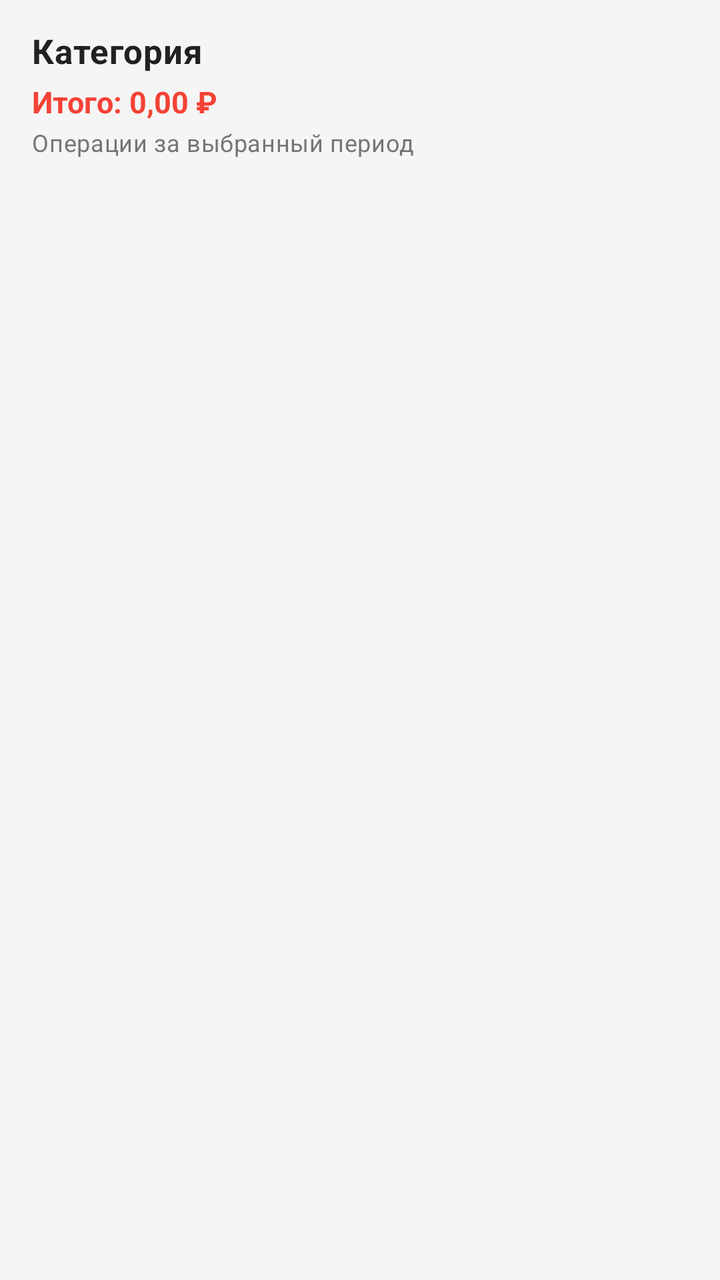
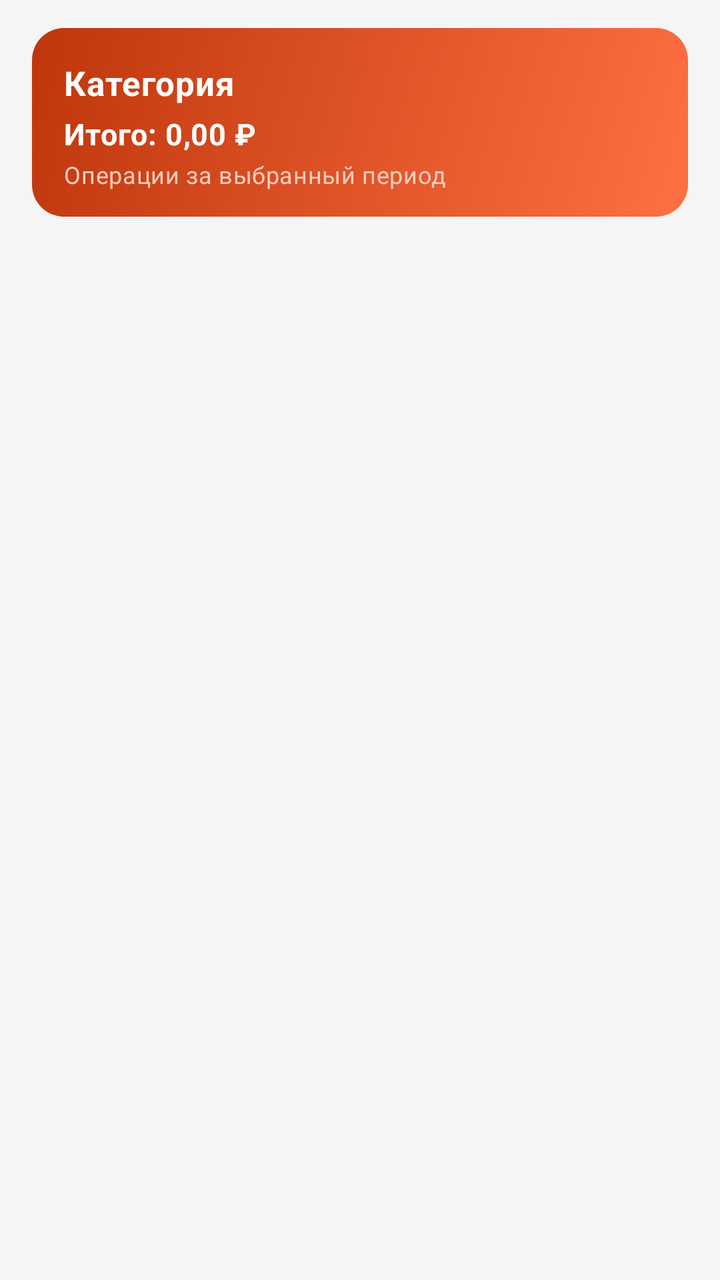

The first picture is an Android layout as it rendered before a commit; the second is the same layout after the commit. The layout source and the unified diff follow.
<!-- AndroidManifest.xml: application theme Theme.MyBudget -->
<!-- res/layout/dialog_statistics_category_details.xml -->
<?xml version="1.0" encoding="utf-8"?>
<LinearLayout xmlns:android="http://schemas.android.com/apk/res/android"
    android:orientation="vertical"
    android:paddingTop="14dp"
    android:paddingBottom="@dimen/space_12"
    android:layout_width="match_parent"
    android:layout_height="wrap_content"
    android:paddingStart="@dimen/space_16"
    android:paddingEnd="@dimen/space_16">
    <TextView
        android:textSize="17sp"
        android:id="@+id/categorySheetTitle"
        android:layout_width="match_parent"
        android:layout_height="wrap_content"
        android:text="@string/stats_dialog_category"
        style="@style/Text.MyBudget.Title"/>
    <TextView
        android:textSize="15sp"
        android:textStyle="bold"
        android:textColor="@color/expense_red"
        android:id="@+id/categorySheetTotal"
        android:layout_width="match_parent"
        android:layout_height="wrap_content"
        android:layout_marginTop="@dimen/space_4"
        android:text="@string/stats_dialog_total_default"/>
    <TextView
        android:id="@+id/categorySheetSubtitle"
        android:layout_width="match_parent"
        android:layout_height="wrap_content"
        android:layout_marginTop="@dimen/space_2"
        android:text="@string/stats_dialog_operations"
        style="@style/Text.MyBudget.Subtitle"/>
    <androidx.recyclerview.widget.RecyclerView
        android:id="@+id/categorySheetRecycler"
        android:paddingBottom="@dimen/space_8"
        android:clipToPadding="false"
        android:layout_width="match_parent"
        android:layout_height="360dp"
        android:layout_marginTop="@dimen/space_10"/>
    <TextView
        android:textSize="13sp"
        android:gravity="center"
        android:id="@+id/categorySheetEmpty"
        android:visibility="gone"
        android:layout_width="match_parent"
        android:layout_height="wrap_content"
        android:text="@string/stats_dialog_no_operations"
        style="@style/Text.MyBudget.Subtitle"/>
</LinearLayout>
<!-- resources referenced by this layout -->
<resources>
  <color name="expense_red">#f44336</color>
  <dimen name="space_10">10dp</dimen>
  <dimen name="space_12">12dp</dimen>
  <dimen name="space_16">16dp</dimen>
  <dimen name="space_2">2dp</dimen>
  <dimen name="space_4">4dp</dimen>
  <dimen name="space_8">8dp</dimen>
  <string name="stats_dialog_category">Категория</string>
  <string name="stats_dialog_no_operations">Нет операций</string>
  <string name="stats_dialog_operations">Операции за выбранный период</string>
  <string name="stats_dialog_total_default">Итого: 0,00 ₽</string>
  <style name="Text.MyBudget.Subtitle" parent="@style/Text.MyBudget">
      <item name="android:textSize">12sp</item>
      <item name="android:textColor">@color/text_secondary</item>
    </style>
  <style name="Text.MyBudget.Title" parent="@style/Text.MyBudget">
      <item name="android:textSize">18sp</item>
      <item name="android:textStyle">bold</item>
      <item name="android:textColor">@color/text_primary</item>
    </style>
  <style name="Theme.MyBudget" parent="@style/Base.Theme.MyBudget" />
  <style name="Text.MyBudget" parent="@style/TextAppearance.Material3.BodyMedium" />
  <color name="text_secondary">#757575</color>
  <color name="text_primary">#212121</color>
  <style name="Base.Theme.MyBudget" parent="@style/Theme.Material3.DayNight.NoActionBar">
      <item name="android:colorBackground">@color/background_light</item>
      <item name="colorOnPrimary">@color/md_theme_onPrimary</item>
      <item name="colorOnSurface">@color/md_theme_onSurface</item>
      <item name="colorOutline">@color/md_theme_outline</item>
      <item name="colorPrimary">@color/md_theme_primary</item>
      <item name="colorSurface">@color/md_theme_surface</item>
      <item name="colorSurfaceVariant">@color/md_theme_surfaceVariant</item>
    </style>
  <color name="background_light">#f5f5f5</color>
  <color name="md_theme_onPrimary">#ffffff</color>
  <color name="md_theme_onSurface">#1d1b20</color>
  <color name="md_theme_outline">#79747e</color>
  <color name="md_theme_primary">#6750a4</color>
  <color name="md_theme_surface">#ffffff</color>
  <color name="md_theme_surfaceVariant">#e7e0ec</color>
</resources>

<!-- the commit's change to res/layout/dialog_statistics_category_details.xml (unified diff, before → after) -->
@@ -1,49 +1,65 @@
 <?xml version="1.0" encoding="utf-8"?>
-<LinearLayout xmlns:android="http://schemas.android.com/apk/res/android"
-    android:orientation="vertical"
-    android:paddingTop="14dp"
-    android:paddingBottom="@dimen/space_12"
+<LinearLayout xmlns:android="http://schemas.android.com/apk/res/android" xmlns:app="http://schemas.android.com/apk/res-auto"
     android:layout_width="match_parent"
     android:layout_height="wrap_content"
+    android:orientation="vertical"
     android:paddingStart="@dimen/space_16"
-    android:paddingEnd="@dimen/space_16">
-    <TextView
-        android:textSize="17sp"
-        android:id="@+id/categorySheetTitle"
+    android:paddingTop="14dp"
+    android:paddingEnd="@dimen/space_16"
+    android:paddingBottom="@dimen/space_12">
+    <androidx.cardview.widget.CardView
         android:layout_width="match_parent"
         android:layout_height="wrap_content"
-        android:text="@string/stats_dialog_category"
-        style="@style/Text.MyBudget.Title"/>
+        android:layout_marginBottom="@dimen/space_12"
+        app:cardBackgroundColor="@android:color/transparent"
+        app:cardElevation="0dp">
+        <LinearLayout
+            android:layout_width="match_parent"
+            android:layout_height="wrap_content"
+            android:background="@drawable/statistics_hero_card_bg"
+            android:orientation="vertical"
+            android:padding="@dimen/space_16">
+            <TextView
+                android:id="@+id/categorySheetTitle"
+                android:layout_width="match_parent"
+                android:layout_height="wrap_content"
+                android:text="@string/stats_dialog_category"
+                android:textColor="@color/main_hero_text_primary"
+                android:textSize="17sp"
+                style="@style/Text.MyBudget.Title" />
+            <TextView
+                android:id="@+id/categorySheetTotal"
+                android:layout_width="match_parent"
+                android:layout_height="wrap_content"
+                android:layout_marginTop="@dimen/space_4"
+                android:text="@string/stats_dialog_total_default"
+                android:textColor="@color/main_hero_text_primary"
+                android:textSize="15sp"
+                android:textStyle="bold"
+                style="@style/Text.MyBudget.Amount" />
+            <TextView
+                android:id="@+id/categorySheetSubtitle"
+                android:layout_width="match_parent"
+                android:layout_height="wrap_content"
+                android:layout_marginTop="@dimen/space_2"
+                android:text="@string/stats_dialog_operations"
+                android:textColor="@color/statistics_hero_text_secondary"
+                style="@style/Text.MyBudget.Subtitle" />
+        </LinearLayout>
+    </androidx.cardview.widget.CardView>
+    <androidx.recyclerview.widget.RecyclerView
+        android:id="@+id/categorySheetRecycler"
+        android:layout_width="match_parent"
+        android:layout_height="360dp"
+        android:clipToPadding="false"
+        android:paddingBottom="@dimen/space_8" />
     <TextView
-        android:textSize="15sp"
-        android:textStyle="bold"
-        android:textColor="@color/expense_red"
-        android:id="@+id/categorySheetTotal"
+        android:id="@+id/categorySheetEmpty"
         android:layout_width="match_parent"
         android:layout_height="wrap_content"
-        android:layout_marginTop="@dimen/space_4"
-        android:text="@string/stats_dialog_total_default"/>
-    <TextView
-        android:id="@+id/categorySheetSubtitle"
-        android:layout_width="match_parent"
-        android:layout_height="wrap_content"
-        android:layout_marginTop="@dimen/space_2"
-        android:text="@string/stats_dialog_operations"
-        style="@style/Text.MyBudget.Subtitle"/>
-    <androidx.recyclerview.widget.RecyclerView
-        android:id="@+id/categorySheetRecycler"
-        android:paddingBottom="@dimen/space_8"
-        android:clipToPadding="false"
-        android:layout_width="match_parent"
-        android:layout_height="360dp"
-        android:layout_marginTop="@dimen/space_10"/>
-    <TextView
+        android:gravity="center"
+        android:text="@string/stats_dialog_no_operations"
         android:textSize="13sp"
-        android:gravity="center"
-        android:id="@+id/categorySheetEmpty"
         android:visibility="gone"
-        android:layout_width="match_parent"
-        android:layout_height="wrap_content"
-        android:text="@string/stats_dialog_no_operations"
-        style="@style/Text.MyBudget.Subtitle"/>
+        style="@style/Text.MyBudget.Subtitle" />
 </LinearLayout>
<!-- resource entries referenced after the edit -->
@@ -1,16 +1,43 @@
 <!-- resources referenced by this layout -->
 <resources>
-  <color name="expense_red">#f44336</color>
-  <dimen name="space_10">10dp</dimen>
+  <color name="main_hero_text_primary">#ffffff</color>
+  <color name="statistics_hero_text_secondary">#ffccbc</color>
   <dimen name="space_12">12dp</dimen>
   <dimen name="space_16">16dp</dimen>
   <dimen name="space_2">2dp</dimen>
   <dimen name="space_4">4dp</dimen>
   <dimen name="space_8">8dp</dimen>
+  <!-- drawable statistics_hero_card_bg (drawable) -->
+  <?xml version="1.0" encoding="utf-8"?>
+  <layer-list xmlns:android="http://schemas.android.com/apk/res/android">
+      <item
+          android:bottom="3dp"
+          android:left="1dp"
+          android:right="1dp">
+          <shape android:shape="rectangle">
+              <solid android:color="#40000000" />
+              <corners android:radius="@dimen/radius_16" />
+          </shape>
+      </item>
+      <item android:bottom="3dp">
+          <shape android:shape="rectangle">
+              <gradient
+                  android:angle="135"
+                  android:endColor="@color/statistics_hero_end"
+                  android:startColor="@color/statistics_hero_start"
+                  android:type="linear" />
+              <corners android:radius="@dimen/radius_16" />
+          </shape>
+      </item>
+  </layer-list>
   <string name="stats_dialog_category">Категория</string>
   <string name="stats_dialog_no_operations">Нет операций</string>
   <string name="stats_dialog_operations">Операции за выбранный период</string>
   <string name="stats_dialog_total_default">Итого: 0,00 ₽</string>
+  <style name="Text.MyBudget.Amount" parent="@style/Text.MyBudget">
+      <item name="android:textSize">14sp</item>
+      <item name="android:textStyle">bold</item>
+    </style>
   <style name="Text.MyBudget.Subtitle" parent="@style/Text.MyBudget">
       <item name="android:textSize">12sp</item>
       <item name="android:textColor">@color/text_secondary</item>
@@ -21,6 +48,9 @@
       <item name="android:textColor">@color/text_primary</item>
     </style>
   <style name="Theme.MyBudget" parent="@style/Base.Theme.MyBudget" />
+  <dimen name="radius_16">16dp</dimen>
+  <color name="statistics_hero_end">#bf360c</color>
+  <color name="statistics_hero_start">#ff7043</color>
   <style name="Text.MyBudget" parent="@style/TextAppearance.Material3.BodyMedium" />
   <color name="text_secondary">#757575</color>
   <color name="text_primary">#212121</color>
